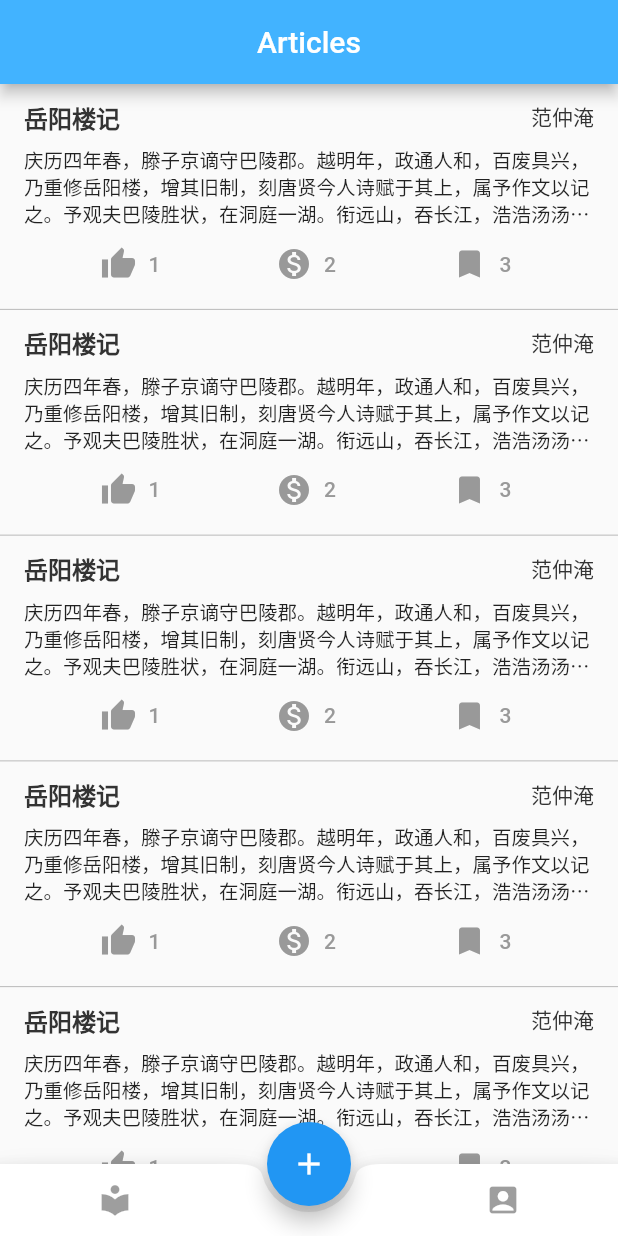
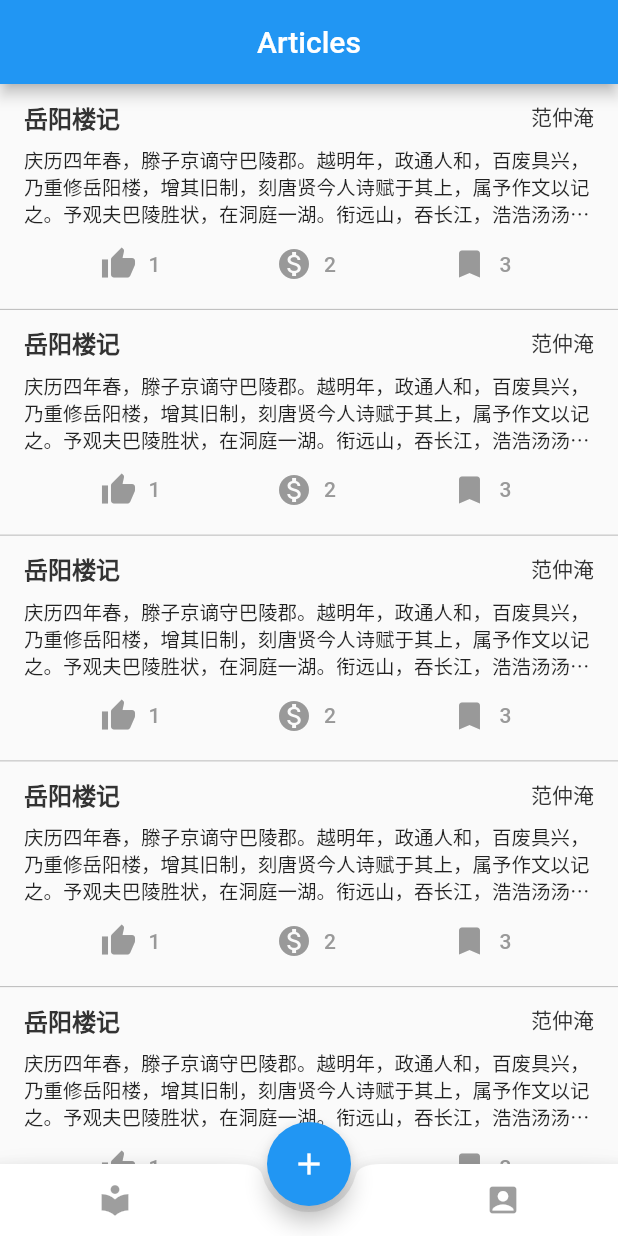
Before and after one commit to ShadowTricker/flutter_common, a Flutter app: the screen it shows after launch, on a phone screen of 412 x 824 dp. Run offline on Flutter 3.47's test engine with Material 2 defaults, Android fonts, the phone set to English and light mode, and no system bars; our stand-ins replace dio.

Commit message:
[modify] change

```diff
--- /dev/null
+++ b/lib/containers/article_list.dart
@@ -0,0 +1,61 @@
+import 'package:flutter/material.dart';
+import 'package:flutter_common/components/articles/article_item.dart';
+
+class ArticleList extends StatefulWidget {
+
+  @override
+  _ArticleListState createState() => _ArticleListState();
+
+}
+
+class _ArticleListState extends State<ArticleList> {
+
+  @override
+  Widget build(BuildContext context) {
+    return Scaffold(
+      appBar: AppBar(
+        title: Text('Articles', style: TextStyle(color: Colors.white)),
+        centerTitle: true,
+      ),
+      body: _buildbody(context),
+      floatingActionButton: FloatingActionButton(
+        child: Icon(Icons.add),
+        backgroundColor: Theme.of(context).primaryColor,
+        onPressed: () {},
+      ),
+      floatingActionButtonLocation: FloatingActionButtonLocation.centerDocked,
+      bottomNavigationBar: BottomAppBar(
+        color: Colors.white,
+        shape: CircularNotchedRectangle(),
+        child: Row(
+          children: [
+            IconButton(icon: Icon(Icons.local_library)),
+            SizedBox(), //中间位置空出
+            IconButton(icon: Icon(Icons.account_box)),
+          ],
+          mainAxisAlignment: MainAxisAlignment.spaceAround, //均分底部导航栏横向空间
+        ),
+      )
+    );
+  }
+
+  Widget _buildbody(BuildContext context) {
+    return ListView.separated(
+      itemCount: 10,
+      itemBuilder: (BuildContext context, int index) {
+        return GestureDetector(
+          child: ArticleItem(),
+          onTap: () {
+            print(index);
+            Navigator.of(context).pushNamed('/article');
+          }
+        );
+      },
+      separatorBuilder: (BuildContext context, int index) => Divider(
+        height: 0.5,
+        color: Colors.black26,
+      )
+    );
+  }
+
+}
--- a/lib/containers/article_page.dart
+++ b/lib/containers/article_page.dart
@@ -1,49 +1,38 @@
+
+
 import 'package:flutter/material.dart';
-import 'package:flutter_common/components/article_item.dart';
 
-class ArticlePage extends StatefulWidget {
-  @override
-  _ArticlePageState createState() => _ArticlePageState();
-}
+class ArticlePage extends StatelessWidget {
 
-class _ArticlePageState extends State<ArticlePage> {
   @override
   Widget build(BuildContext context) {
     return Scaffold(
       appBar: AppBar(
-        title: Text('Articles', style: TextStyle(color: Colors.white)),
+        title: Text('Title', style: TextStyle(color: Colors.white)),
         centerTitle: true,
+        actions: [
+          IconButton(
+            icon: Icon(Icons.edit),
+            onPressed: () {}
+          )
+        ],
       ),
-      body: _buildbody(context),
-      floatingActionButton: FloatingActionButton( //悬浮按钮
-        child: Icon(Icons.add),
-      ),
-      floatingActionButtonLocation: FloatingActionButtonLocation.centerDocked,
-      bottomNavigationBar: BottomAppBar(
-        color: Colors.white,
-        shape: CircularNotchedRectangle(), // 底部导航栏打一个圆形的洞
-        child: Row(
-          children: [
-            IconButton(icon: Icon(Icons.local_library)),
-            SizedBox(), //中间位置空出
-            IconButton(icon: Icon(Icons.account_box)),
-          ],
-          mainAxisAlignment: MainAxisAlignment.spaceAround, //均分底部导航栏横向空间
-        ),
-      )
+      body: _buildBody()
     );
   }
 
-  Widget _buildbody(BuildContext context) {
-    return ListView.separated(
-      itemCount: 10,
-      itemBuilder: (BuildContext context, int index) {
-        return ArticleItem();
-      },
-      separatorBuilder: (BuildContext context, int index) => Divider(
-        height: 0.5,
-        color: Colors.black26,
-      )
+  Widget _buildBody() {
+    return Container(
+      padding: EdgeInsets.symmetric(horizontal: 16.0),
+      child: Column(
+        crossAxisAlignment: CrossAxisAlignment.start,
+        children: <Widget>[
+          Text('Title'),
+          Text('Author'),
+          Text('Content')
+        ],
+      ),
     );
   }
+
 }
--- a/lib/main.dart
+++ b/lib/main.dart
@@ -13,7 +13,6 @@ class MyApp extends StatelessWidget {
         title: 'Flutter Common',
         theme: ThemeData(
           primarySwatch: Colors.blue,
-          primaryColor: Color(0xff42B3FF),
           visualDensity: VisualDensity.adaptivePlatformDensity,
         ),
         initialRoute: '/articles',
--- a/lib/routes/routes.dart
+++ b/lib/routes/routes.dart
@@ -1,4 +1,8 @@
 import 'package:flutter/material.dart';
+import 'package:flutter_common/containers/article_list.dart';
 import 'package:flutter_common/containers/article_page.dart';
 
-Map<String, WidgetBuilder> routes = {'/articles': (context) => ArticlePage()};
+Map<String, WidgetBuilder> routes = {
+  '/articles': (context) => ArticleList(),
+  '/article': (context) => ArticlePage()
+};
```
Also changed, not shown: lib/models/article_model.dart (+5 -5 lines), lib/components/articles/article_footer.dart (renamed from lib/components/article_footer.dart), lib/components/articles/article_header.dart (renamed from lib/components/article_header.dart), lib/components/articles/article_item.dart (renamed from lib/components/article_item.dart).
